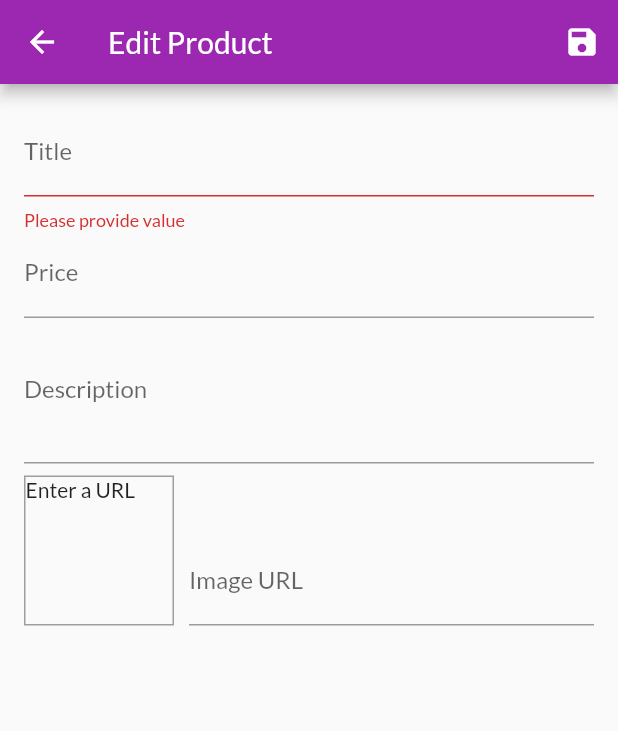
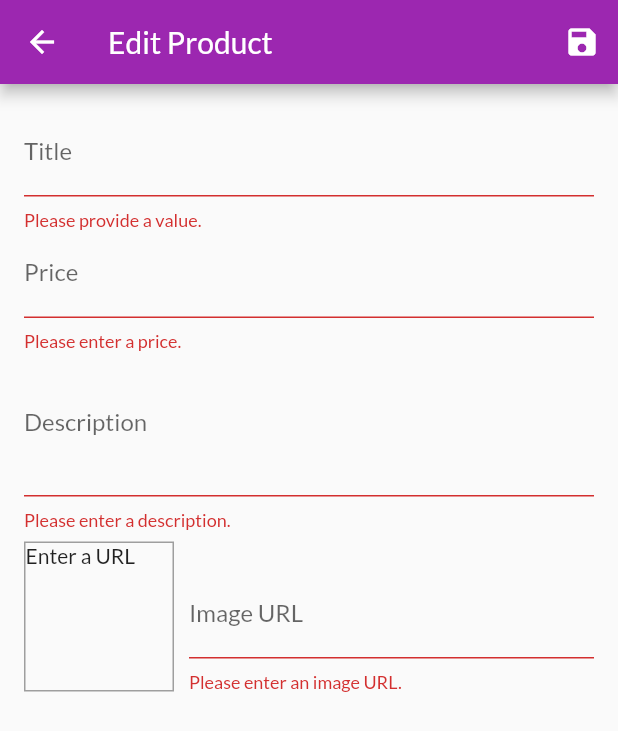
Before and after one commit to Mayur1009/Shop-App, a Flutter app: the EditProductScreen screen opened by its route, after a tap on the "save" icon, on a phone screen of 412 x 824 dp. Shown: the top 731 px of the screen. Run offline on Flutter 3.47's test engine with Material 2 defaults, Android fonts, the phone set to English and light mode, and no system bars; network calls fail.

Commit message:
all done

```diff
--- a/lib/providers/product.dart
+++ b/lib/providers/product.dart
@@ -1,6 +1,6 @@
 import 'package:flutter/foundation.dart';
 
-class Product with ChangeNotifier{
+class Product with ChangeNotifier {
   final String id;
   final String title;
   final String description;
@@ -9,15 +9,15 @@ class Product with ChangeNotifier{
   bool isFavorite;
 
   Product({
+    @required this.id,
+    @required this.title,
     @required this.description,
-    @required this.id,
+    @required this.price,
     @required this.imageUrl,
-    @required this.price,
-    @required this.title,
-    this.isFavorite,
+    this.isFavorite = false,
   });
 
-  void toggleFavorite() {
+  void toggleFavoriteStatus() {
     isFavorite = !isFavorite;
     notifyListeners();
   }
--- a/lib/providers/products.dart
+++ b/lib/providers/products.dart
@@ -3,13 +3,12 @@ import 'package:flutter/material.dart';
 import './product.dart';
 
 class Products with ChangeNotifier {
-  final List<Product> _items = [
+  List<Product> _items = [
     Product(
       id: 'p1',
       title: 'Red Shirt',
       description: 'A red shirt - it is pretty red!',
       price: 29.99,
-      isFavorite: false,
       imageUrl:
           'https://cdn.pixabay.com/photo/2016/10/02/22/17/red-t-shirt-1710578_1280.jpg',
     ),
@@ -18,7 +17,6 @@ class Products with ChangeNotifier {
       title: 'Trousers',
       description: 'A nice pair of trousers.',
       price: 59.99,
-      isFavorite: false,
       imageUrl:
           'https://upload.wikimedia.org/wikipedia/commons/thumb/e/e8/Trousers%2C_dress_%28AM_1960.022-8%29.jpg/512px-Trousers%2C_dress_%28AM_1960.022-8%29.jpg',
     ),
@@ -27,7 +25,6 @@ class Products with ChangeNotifier {
       title: 'Yellow Scarf',
       description: 'Warm and cozy - exactly what you need for the winter.',
       price: 19.99,
-      isFavorite: false,
       imageUrl:
           'https://live.staticflickr.com/4043/4438260868_cc79b3369d_z.jpg',
     ),
@@ -36,18 +33,16 @@ class Products with ChangeNotifier {
       title: 'A Pan',
       description: 'Prepare any meal you want.',
       price: 49.99,
-      isFavorite: false,
       imageUrl:
           'https://upload.wikimedia.org/wikipedia/commons/thumb/1/14/Cast-Iron-Pan.jpg/1024px-Cast-Iron-Pan.jpg',
     ),
   ];
-
-//  var _showFavoritesOnly = false;
+  // var _showFavoritesOnly = false;
 
   List<Product> get items {
-//    if (_showFavoritesOnly) {
-//      return _items.where((prodItem) => prodItem.isFavorite).toList();
-//    }
+    // if (_showFavoritesOnly) {
+    //   return _items.where((prodItem) => prodItem.isFavorite).toList();
+    // }
     return [..._items];
   }
 
@@ -55,22 +50,45 @@ class Products with ChangeNotifier {
     return _items.where((prodItem) => prodItem.isFavorite).toList();
   }
 
-  void addProduct() {
-//		_items.add(value);
+  Product findById(String id) {
+    return _items.firstWhere((prod) => prod.id == id);
+  }
+
+  // void showFavoritesOnly() {
+  //   _showFavoritesOnly = true;
+  //   notifyListeners();
+  // }
+
+  // void showAll() {
+  //   _showFavoritesOnly = false;
+  //   notifyListeners();
+  // }
+
+  void addProduct(Product product) {
+    final newProduct = Product(
+      title: product.title,
+      description: product.description,
+      price: product.price,
+      imageUrl: product.imageUrl,
+      id: DateTime.now().toString(),
+    );
+    _items.add(newProduct);
+    // _items.insert(0, newProduct); // at the start of the list
     notifyListeners();
   }
 
-  Product findById(String id) {
-    return _items.firstWhere((product) => product.id == id);
+  void updateProduct(String id, Product newProduct) {
+    final prodIndex = _items.indexWhere((prod) => prod.id == id);
+    if (prodIndex >= 0) {
+      _items[prodIndex] = newProduct;
+      notifyListeners();
+    } else {
+      print('...');
+    }
   }
 
-//  void showFavoritesOnly() {
-//    _showFavoritesOnly = true;
-//    notifyListeners();
-//  }
-//
-//  void showAll() {
-//    _showFavoritesOnly = false;
-//    notifyListeners();
-//  }
+  void deleteProduct(String id) {
+    _items.removeWhere((prod) => prod.id == id);
+    notifyListeners();
+  }
 }
--- a/lib/screens/edit_product_screen.dart
+++ b/lib/screens/edit_product_screen.dart
@@ -1,5 +1,8 @@
 import 'package:flutter/material.dart';
+import 'package:provider/provider.dart';
+
 import '../providers/product.dart';
+import '../providers/products.dart';
 
 class EditProductScreen extends StatefulWidget {
   static const routeName = '/edit-product';
@@ -11,8 +14,8 @@ class EditProductScreen extends StatefulWidget {
 class _EditProductScreenState extends State<EditProductScreen> {
   final _priceFocusNode = FocusNode();
   final _descriptionFocusNode = FocusNode();
+  final _imageUrlController = TextEditingController();
   final _imageUrlFocusNode = FocusNode();
-  final _imageUrlController = TextEditingController();
   final _form = GlobalKey<FormState>();
   var _editedProduct = Product(
     id: null,
@@ -21,6 +24,13 @@ class _EditProductScreenState extends State<EditProductScreen> {
     description: '',
     imageUrl: '',
   );
+  var _initValues = {
+    'title': '',
+    'description': '',
+    'price': '',
+    'imageUrl': '',
+  };
+  var _isInit = true;
 
   @override
   void initState() {
@@ -29,40 +39,75 @@ class _EditProductScreenState extends State<EditProductScreen> {
   }
 
   @override
+  void didChangeDependencies() {
+    if (_isInit) {
+      final productId = ModalRoute.of(context).settings.arguments as String;
+      if (productId != null) {
+        _editedProduct =
+            Provider.of<Products>(context, listen: false).findById(productId);
+        _initValues = {
+          'title': _editedProduct.title,
+          'description': _editedProduct.description,
+          'price': _editedProduct.price.toString(),
+          // 'imageUrl': _editedProduct.imageUrl,
+          'imageUrl': '',
+        };
+        _imageUrlController.text = _editedProduct.imageUrl;
+      }
+    }
+    _isInit = false;
+    super.didChangeDependencies();
+  }
+
+  @override
   void dispose() {
     _imageUrlFocusNode.removeListener(_updateImageUrl);
-    _imageUrlFocusNode.dispose();
     _priceFocusNode.dispose();
     _descriptionFocusNode.dispose();
     _imageUrlController.dispose();
+    _imageUrlFocusNode.dispose();
     super.dispose();
   }
 
   void _updateImageUrl() {
     if (!_imageUrlFocusNode.hasFocus) {
+      if ((!_imageUrlController.text.startsWith('http') &&
+              !_imageUrlController.text.startsWith('https')) ||
+          (!_imageUrlController.text.endsWith('.png') &&
+              !_imageUrlController.text.endsWith('.jpg') &&
+              !_imageUrlController.text.endsWith('.jpeg'))) {
+        return;
+      }
       setState(() {});
     }
   }
 
   void _saveForm() {
     final isValid = _form.currentState.validate();
-    if (!isValid){
+    if (!isValid) {
       return;
     }
     _form.currentState.save();
+    if (_editedProduct.id != null) {
+      Provider.of<Products>(context, listen: false)
+          .updateProduct(_editedProduct.id, _editedProduct);
+    } else {
+      Provider.of<Products>(context, listen: false).addProduct(_editedProduct);
+    }
+    Navigator.of(context).pop();
   }
 
   @override
   Widget build(BuildContext context) {
     return Scaffold(
       appBar: AppBar(
+        title: Text('Edit Product'),
         actions: <Widget>[
           IconButton(
             icon: Icon(Icons.save),
             onPressed: _saveForm,
           ),
         ],
-        title: Text('Edit Product'),
       ),
       body: Padding(
         padding: const EdgeInsets.all(16.0),
@@ -71,25 +116,30 @@ class _EditProductScreenState extends State<EditProductScreen> {
           child: ListView(
             children: <Widget>[
               TextFormField(
+                initialValue: _initValues['title'],
                 decoration: InputDecoration(labelText: 'Title'),
                 textInputAction: TextInputAction.next,
                 onFieldSubmitted: (_) {
                   FocusScope.of(context).requestFocus(_priceFocusNode);
                 },
+                validator: (value) {
+                  if (value.isEmpty) {
+                    return 'Please provide a value.';
+                  }
+                  return null;
+                },
                 onSaved: (value) {
                   _editedProduct = Product(
-                    id: null,
                       title: value,
                       price: _editedProduct.price,
                       description: _editedProduct.description,
                       imageUrl: _editedProduct.imageUrl,
-                  );
-                },
-                validator: (value) {
-                  return value.isEmpty? 'Please provide value': null;
+                      id: _editedProduct.id,
+                      isFavorite: _editedProduct.isFavorite);
                 },
               ),
               TextFormField(
+                initialValue: _initValues['price'],
                 decoration: InputDecoration(labelText: 'Price'),
                 textInputAction: TextInputAction.next,
                 keyboardType: TextInputType.number,
@@ -97,28 +147,51 @@ class _EditProductScreenState extends State<EditProductScreen> {
                 onFieldSubmitted: (_) {
                   FocusScope.of(context).requestFocus(_descriptionFocusNode);
                 },
+                validator: (value) {
+                  if (value.isEmpty) {
+                    return 'Please enter a price.';
+                  }
+                  if (double.tryParse(value) == null) {
+                    return 'Please enter a valid number.';
+                  }
+                  if (double.parse(value) <= 0) {
+                    return 'Please enter a number greater than zero.';
+                  }
+                  return null;
+                },
                 onSaved: (value) {
                   _editedProduct = Product(
-                    id: null,
                       title: _editedProduct.title,
                       price: double.parse(value),
                       description: _editedProduct.description,
                       imageUrl: _editedProduct.imageUrl,
-                  );
+                      id: _editedProduct.id,
+                      isFavorite: _editedProduct.isFavorite);
                 },
               ),
               TextFormField(
+                initialValue: _initValues['description'],
                 decoration: InputDecoration(labelText: 'Description'),
                 maxLines: 3,
                 keyboardType: TextInputType.multiline,
                 focusNode: _descriptionFocusNode,
+                validator: (value) {
+                  if (value.isEmpty) {
+                    return 'Please enter a description.';
+                  }
+                  if (value.length < 10) {
+                    return 'Should be at least 10 characters long.';
+                  }
+                  return null;
+                },
                 onSaved: (value) {
                   _editedProduct = Product(
-                    id: null,
                     title: _editedProduct.title,
                     price: _editedProduct.price,
                     description: value,
                     imageUrl: _editedProduct.imageUrl,
+                    id: _editedProduct.id,
+                    isFavorite: _editedProduct.isFavorite,
                   );
                 },
               ),
@@ -157,13 +230,29 @@ class _EditProductScreenState extends State<EditProductScreen> {
                       onFieldSubmitted: (_) {
                         _saveForm();
                       },
+                      validator: (value) {
+                        if (value.isEmpty) {
+                          return 'Please enter an image URL.';
+                        }
+                        if (!value.startsWith('http') &&
+                            !value.startsWith('https')) {
+                          return 'Please enter a valid URL.';
+                        }
+                        if (!value.endsWith('.png') &&
+                            !value.endsWith('.jpg') &&
+                            !value.endsWith('.jpeg')) {
+                          return 'Please enter a valid image URL.';
+                        }
+                        return null;
+                      },
                       onSaved: (value) {
                         _editedProduct = Product(
-                          id: null,
                           title: _editedProduct.title,
                           price: _editedProduct.price,
                           description: _editedProduct.description,
                           imageUrl: value,
+                          id: _editedProduct.id,
+                          isFavorite: _editedProduct.isFavorite,
                         );
                       },
                     ),
--- a/lib/screens/orders_screen.dart
+++ b/lib/screens/orders_screen.dart
@@ -17,8 +17,8 @@ class OrdersScreen extends StatelessWidget {
       ),
       drawer: AppDrawer(),
       body: ListView.builder(
+        itemCount: orderData.orders.length,
         itemBuilder: (ctx, i) => OrderItem(orderData.orders[i]),
-        itemCount: orderData.orders.length,
       ),
     );
   }
--- a/lib/widgets/app_drawer.dart
+++ b/lib/widgets/app_drawer.dart
@@ -10,9 +10,7 @@ class AppDrawer extends StatelessWidget {
       child: Column(
         children: <Widget>[
           AppBar(
-            title: Text(
-              'Hello Friend!!',
-            ),
+            title: Text('Hello Friend!'),
             automaticallyImplyLeading: false,
           ),
           Divider(),
```
Also changed, not shown: lib/main.dart (+6 -7 lines), lib/providers/cart.dart (+20 -18 lines), lib/providers/orders.dart (+9 -7 lines), lib/screens/cart_screen.dart (+9 -17 lines), lib/screens/product_detail_screen.dart (+13 -10 lines), lib/screens/products_overview_screen.dart (+32 -30 lines), lib/screens/user_products_screen.dart (+8 -7 lines), lib/widgets/cart_item.dart (+20 -23 lines), lib/widgets/order_item.dart (+7 -8 lines), lib/widgets/product_item.dart (+19 -20 lines), lib/widgets/products_grid.dart (+12 -11 lines), lib/widgets/user_products_item.dart (+10 -2 lines). Lines whose indentation alone changed are shown as unchanged.
